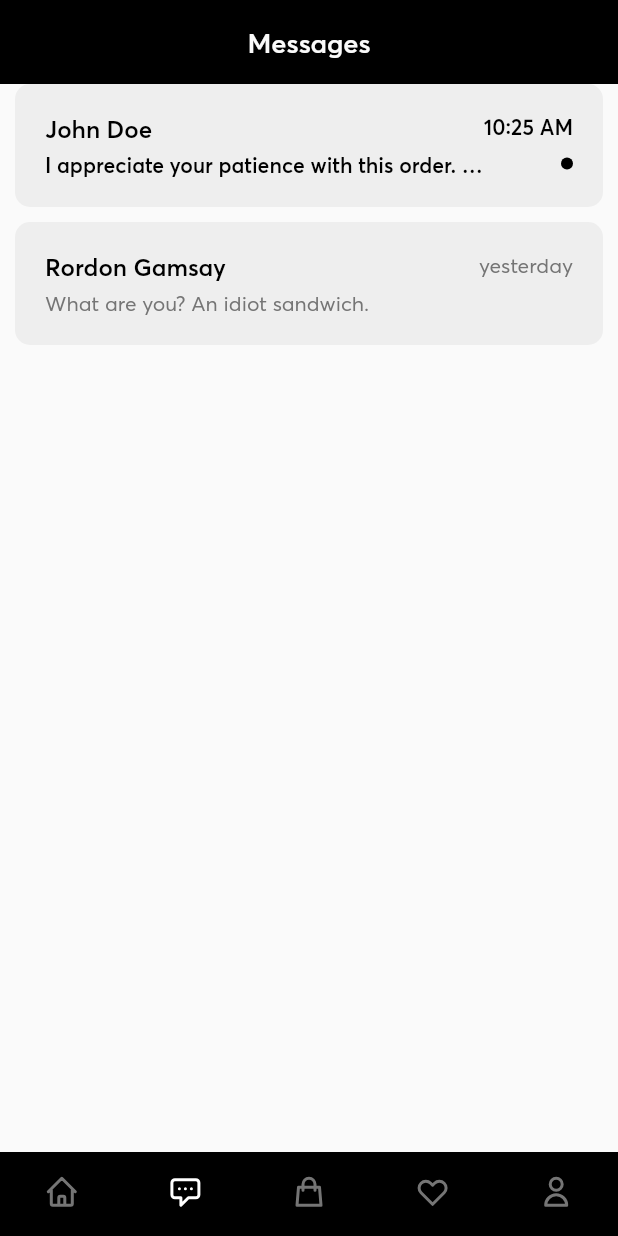
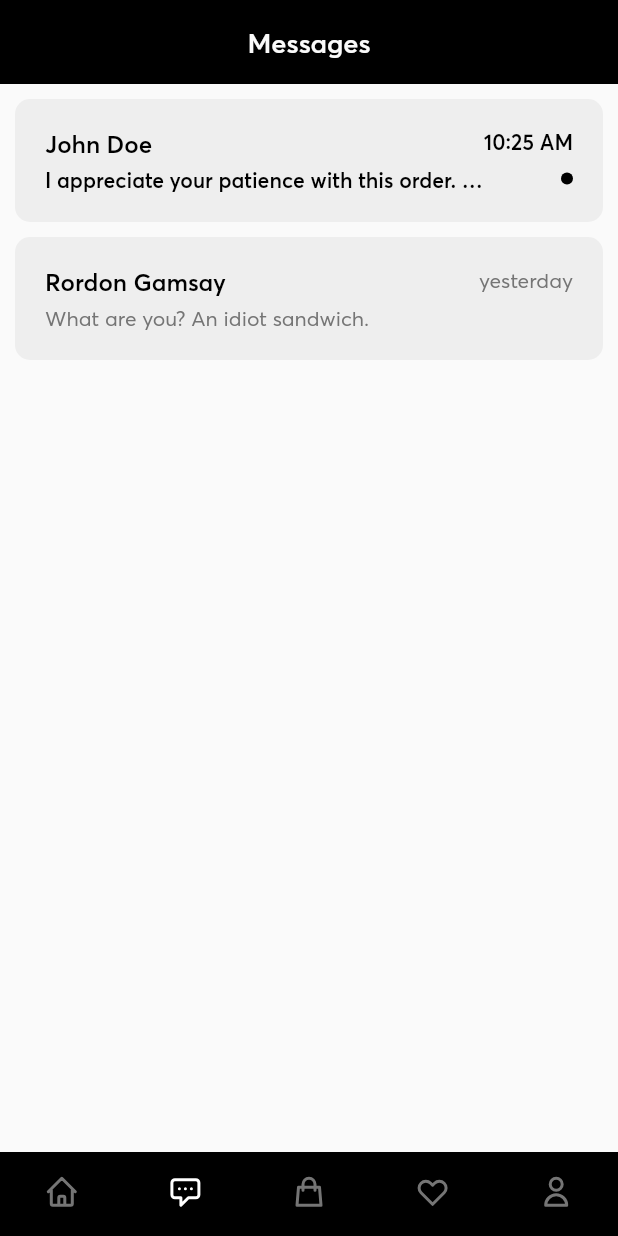
Before and after one commit to dienoov/seoatu, a Flutter app: the screen it shows after launch, item 2 of the bottom bar chosen, on a phone screen of 412 x 824 dp. Run offline on Flutter 3.47's test engine with Material 2 defaults, Android fonts, the phone set to English and light mode, and no system bars; our stand-ins replace flutter_svg; network calls fail.

Commit message:
main page transition

```diff
--- a/frontend/lib/pages/main_page.dart
+++ b/frontend/lib/pages/main_page.dart
@@ -1,11 +1,10 @@
-import 'package:flutter/cupertino.dart';
 import 'package:flutter/material.dart';
-import 'package:flutter_svg/flutter_svg.dart';
 import 'package:seoatu/pages/favorite_page.dart';
 import 'package:seoatu/pages/home_page.dart';
 import 'package:seoatu/pages/message_page.dart';
 import 'package:seoatu/pages/profile_page.dart';
 import 'package:seoatu/pages/shopping_bag_page.dart';
+import 'package:seoatu/widgets/main/navbar_widget.dart';
 
 class MainPage extends StatefulWidget {
   const MainPage({Key? key}) : super(key: key);
@@ -15,9 +14,10 @@ class MainPage extends StatefulWidget {
 }
 
 class _MainPageState extends State<MainPage> {
+  late PageController _pageController;
   int _selectedIndex = 0;
 
-  static const List _pageOptions = [
+  static const _pageOptions = [
     HomePage(),
     MessagePage(),
     ShoppingBagPage(),
@@ -25,88 +25,45 @@ class _MainPageState extends State<MainPage> {
     ProfilePage(),
   ];
 
+  @override
+  void initState() {
+    super.initState();
+    _pageController = PageController();
+  }
+
+  @override
+  void dispose() {
+    _pageController.dispose();
+    super.dispose();
+  }
+
   void _onItemTapped(int index) {
     setState(() {
       _selectedIndex = index;
+      _pageController.animateToPage(
+        index,
+        duration: Duration(milliseconds: 300),
+        curve: Curves.ease,
+      );
     });
-  }
-
-  Widget navbar() {
-    return BottomNavigationBar(
-      items: [
-        BottomNavigationBarItem(
-          icon: SvgPicture.asset(
-            'assets/icons/icon_home.svg',
-            color: Colors.grey[600],
-          ),
-          activeIcon: SvgPicture.asset(
-            'assets/icons/icon_home.svg',
-            color: Colors.white,
-          ),
-          label: 'Home',
-        ),
-        BottomNavigationBarItem(
-          icon: SvgPicture.asset(
-            'assets/icons/icon_message.svg',
-            color: Colors.grey[600],
-          ),
-          activeIcon: SvgPicture.asset(
-            'assets/icons/icon_message.svg',
-            color: Colors.white,
-          ),
-          label: 'Chat',
-        ),
-        BottomNavigationBarItem(
-          icon: SvgPicture.asset(
-            'assets/icons/icon_shopping_bag.svg',
-            color: Colors.grey[600],
-          ),
-          activeIcon: SvgPicture.asset(
-            'assets/icons/icon_shopping_bag.svg',
-            color: Colors.white,
-          ),
-          label: 'Cart',
-        ),
-        BottomNavigationBarItem(
-          icon: SvgPicture.asset(
-            'assets/icons/icon_favorite.svg',
-            color: Colors.grey[600],
-          ),
-          activeIcon: SvgPicture.asset(
-            'assets/icons/icon_favorite.svg',
-            color: Colors.white,
-          ),
-          label: 'Favorite',
-        ),
-        BottomNavigationBarItem(
-          icon: SvgPicture.asset(
-            'assets/icons/icon_person.svg',
-            color: Colors.grey[600],
-          ),
-          activeIcon: SvgPicture.asset(
-            'assets/icons/icon_person.svg',
-            color: Colors.white,
-          ),
-          label: 'Profile',
-        ),
-      ],
-      backgroundColor: Colors.black,
-      selectedItemColor: Colors.white,
-      unselectedItemColor: Colors.grey[600],
-      showSelectedLabels: false,
-      showUnselectedLabels: false,
-      type: BottomNavigationBarType.fixed,
-      elevation: 0,
-      currentIndex: _selectedIndex,
-      onTap: _onItemTapped,
-    );
   }
 
   @override
   Widget build(BuildContext context) {
     return Scaffold(
-      bottomNavigationBar: navbar(),
-      body: _pageOptions[_selectedIndex],
+      bottomNavigationBar: NavbarWidget(
+        index: _selectedIndex,
+        onTap: _onItemTapped,
+      ),
+      body: SizedBox.expand(
+        child: PageView(
+          controller: _pageController,
+          onPageChanged: (index) {
+            setState(() => _selectedIndex = index);
+          },
+          children: _pageOptions,
+        ),
+      ),
     );
   }
 }
--- a/frontend/lib/pages/message_page.dart
+++ b/frontend/lib/pages/message_page.dart
@@ -118,6 +118,7 @@ class MessagePage extends StatelessWidget {
       child: Container(
         width: double.infinity,
         child: ListView(
+          padding: EdgeInsets.only(top: 10),
           children: [
             message(
               context,
--- /dev/null
+++ b/frontend/lib/widgets/main/navbar_widget.dart
@@ -0,0 +1,85 @@
+import 'package:flutter/material.dart';
+import 'package:flutter_svg/svg.dart';
+
+class NavbarWidget extends StatelessWidget {
+  const NavbarWidget({
+    Key? key,
+    @required this.onTap,
+    this.index = 0,
+  }) : super(key: key);
+
+  final void Function(int)? onTap;
+  final int index;
+
+  @override
+  Widget build(BuildContext context) {
+    return BottomNavigationBar(
+      items: [
+        BottomNavigationBarItem(
+          icon: SvgPicture.asset(
+            'assets/icons/icon_home.svg',
+            color: Colors.grey[600],
+          ),
+          activeIcon: SvgPicture.asset(
+            'assets/icons/icon_home.svg',
+            color: Colors.white,
+          ),
+          label: 'Home',
+        ),
+        BottomNavigationBarItem(
+          icon: SvgPicture.asset(
+            'assets/icons/icon_message.svg',
+            color: Colors.grey[600],
+          ),
+          activeIcon: SvgPicture.asset(
+            'assets/icons/icon_message.svg',
+            color: Colors.white,
+          ),
+          label: 'Chat',
+        ),
+        BottomNavigationBarItem(
+          icon: SvgPicture.asset(
+            'assets/icons/icon_shopping_bag.svg',
+            color: Colors.grey[600],
+          ),
+          activeIcon: SvgPicture.asset(
+            'assets/icons/icon_shopping_bag.svg',
+            color: Colors.white,
+          ),
+          label: 'Cart',
+        ),
+        BottomNavigationBarItem(
+          icon: SvgPicture.asset(
+            'assets/icons/icon_favorite.svg',
+            color: Colors.grey[600],
+          ),
+          activeIcon: SvgPicture.asset(
+            'assets/icons/icon_favorite.svg',
+            color: Colors.white,
+          ),
+          label: 'Favorite',
+        ),
+        BottomNavigationBarItem(
+          icon: SvgPicture.asset(
+            'assets/icons/icon_person.svg',
+            color: Colors.grey[600],
+          ),
+          activeIcon: SvgPicture.asset(
+            'assets/icons/icon_person.svg',
+            color: Colors.white,
+          ),
+          label: 'Profile',
+        ),
+      ],
+      backgroundColor: Colors.black,
+      selectedItemColor: Colors.white,
+      unselectedItemColor: Colors.grey[600],
+      showSelectedLabels: false,
+      showUnselectedLabels: false,
+      type: BottomNavigationBarType.fixed,
+      elevation: 0,
+      currentIndex: index,
+      onTap: onTap,
+    );
+  }
+}
```
